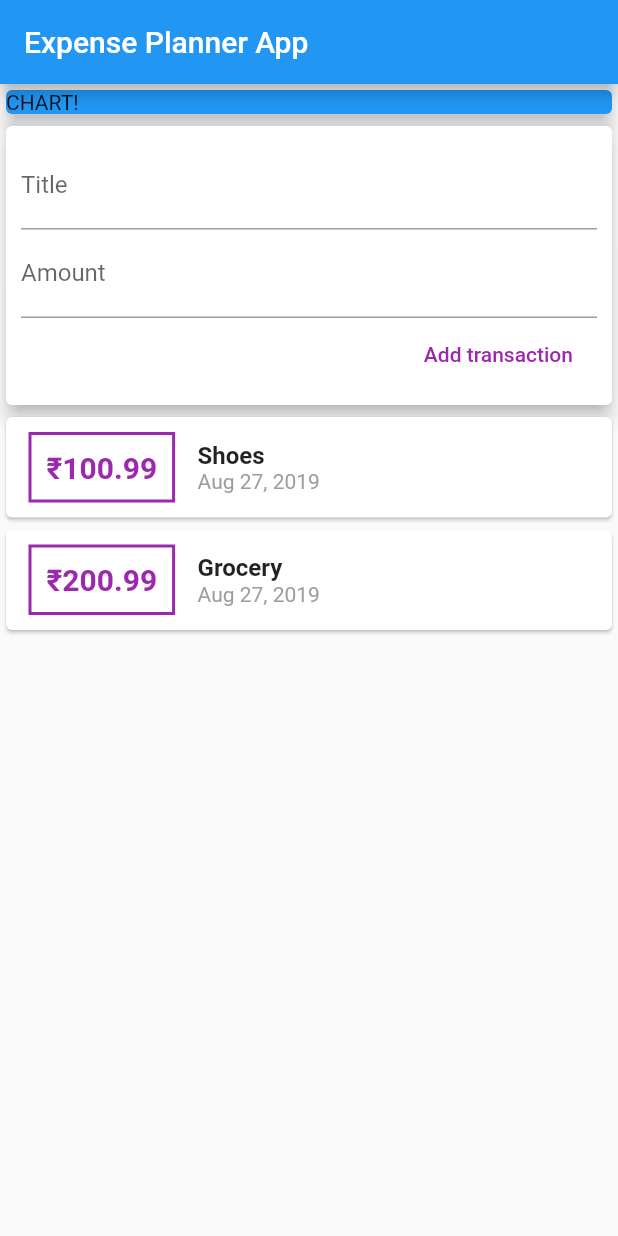
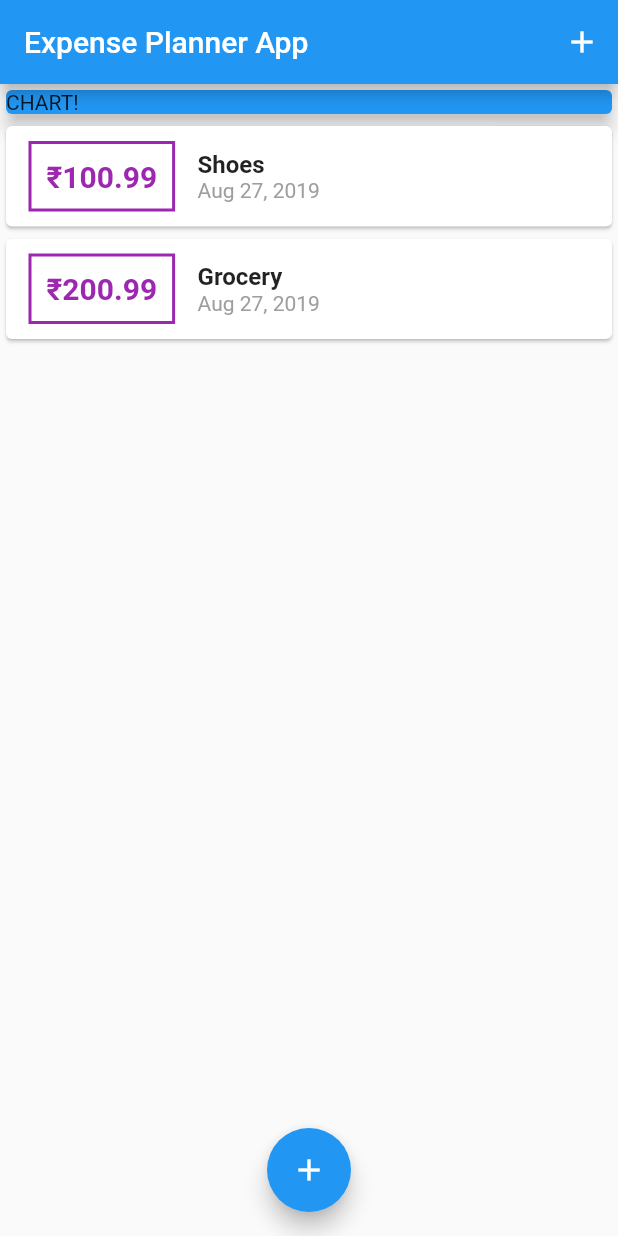
Before and after one commit to Mathanagopal97/Flutter-Applications, a Flutter app: the screen it shows after launch, on a phone screen of 412 x 824 dp. Run offline on Flutter 3.47's test engine with Material 2 defaults, Android fonts, the phone set to English and light mode, and no system bars.

```diff
--- a/expense_planner/lib/main.dart
+++ b/expense_planner/lib/main.dart
@@ -1,6 +1,7 @@
-import './widgets/user_transactions.dart';
-
 import 'package:flutter/material.dart';
+import './widgets/new_transactions.dart';
+import './models/transaction.dart';
+import 'widgets/transactions_list.dart';
 
 void main() => runApp(MyApp());
 
@@ -14,15 +15,58 @@ class MyApp extends StatelessWidget {
   }
 }
 
-class MyHomePage extends StatelessWidget {
-  String titleInput;
-  String amountInput;
+class MyHomePage extends StatefulWidget {
+  @override
+  _MyHomePageState createState() => _MyHomePageState();
+}
+
+class _MyHomePageState extends State<MyHomePage> {
+  final List<Transaction> _userTransactions = [
+    Transaction(
+      id: 't1',
+      amount: 100.99,
+      title: 'Shoes',
+      date: DateTime.now(),
+    ),
+    Transaction(
+      id: 't2',
+      amount: 200.99,
+      title: 'Grocery',
+      date: DateTime.now(),
+    ),
+  ];
+  void _addNewTransaction(String txtitle, double txamount) {
+    var tx = Transaction(
+      title: txtitle,
+      amount: txamount,
+      date: DateTime.now(),
+      id: DateTime.now().toIso8601String(),
+    );
+    setState(() {
+      _userTransactions.add(tx);
+    });
+  }
+
+  void _startAddTransaction(BuildContext ctx) {
+    showModalBottomSheet(
+      context: ctx,
+      builder: (builderCtx) {
+        return NewTransaction(_addNewTransaction);
+      },
+    );
+  }
 
   @override
   Widget build(BuildContext context) {
     return Scaffold(
       appBar: AppBar(
         title: Text('Expense Planner App'),
+        actions: <Widget>[
+          IconButton(
+            icon: Icon(Icons.add),
+            onPressed: () => _startAddTransaction(context),
+          ),
+        ],
       ),
       body: SingleChildScrollView(
         child: Column(
@@ -37,9 +81,14 @@ class MyHomePage extends StatelessWidget {
                 elevation: 5,
               ),
             ),
-            UserTransactions(),
+            TransactionList(_userTransactions),
           ],
         ),
+      ),
+      floatingActionButtonLocation: FloatingActionButtonLocation.centerFloat,
+      floatingActionButton: FloatingActionButton(
+        child: Icon(Icons.add),
+        onPressed: () => _startAddTransaction(context),
       ),
     );
   }
```
